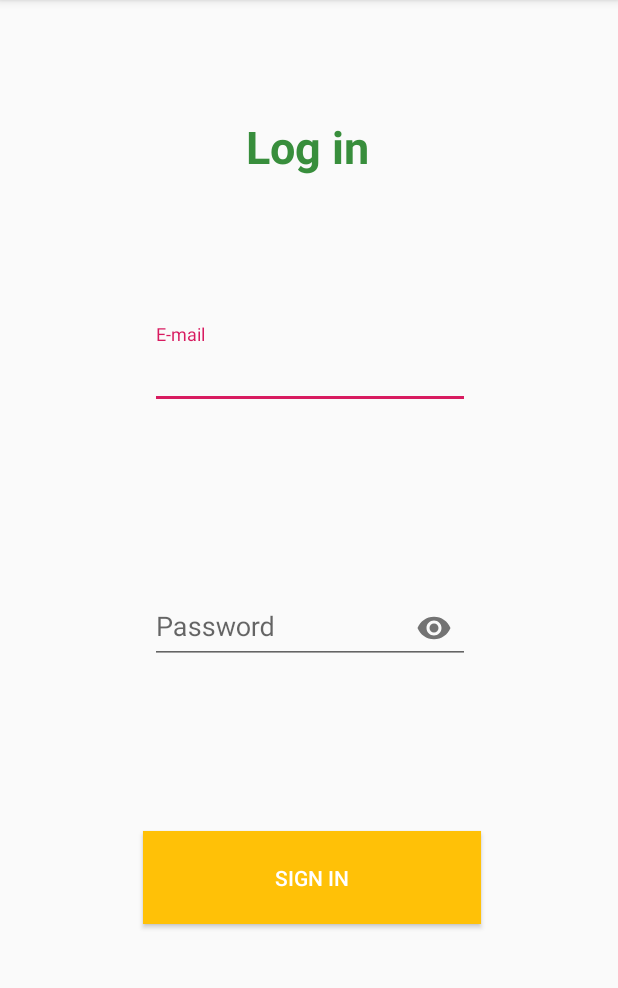
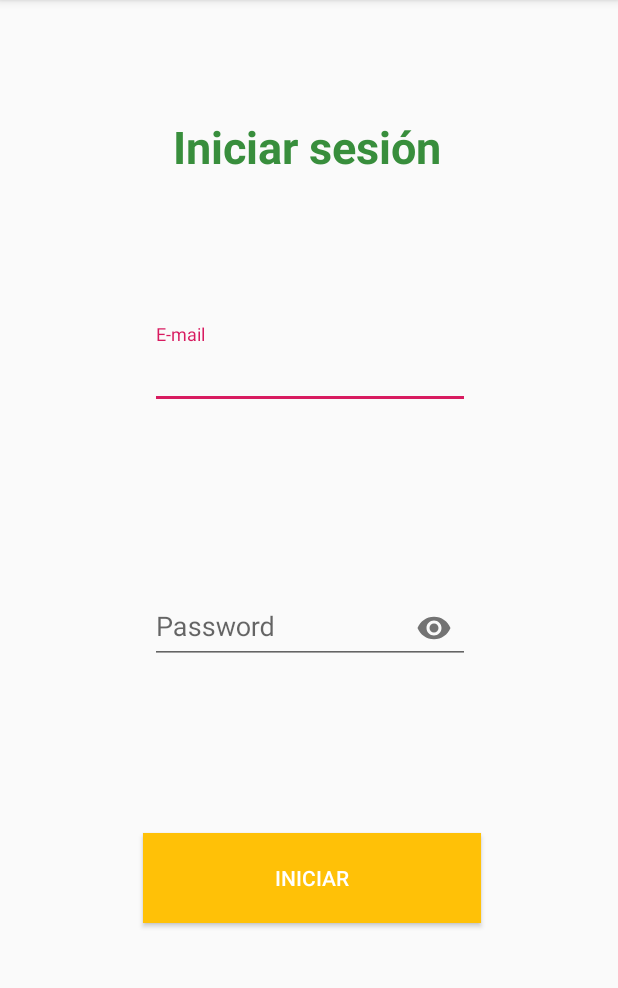
Before and after one commit to alu0100977103/BusGuideApp, an Android app: the Signup screen opened directly, with no data from a screen before it, on a phone screen of 412 x 824 dp, the part 84-1072 px from its top. Run offline under Robolectric (Android 15) with nearby library versions, the phone set to English and light mode, and no system bars; our stand-ins replace Firebase (no records; nobody signed in at launch, a user with empty details on screens opened directly).

Commit message:
Aplicación solo en español

```diff
--- a/app/src/main/java/com/example/asus/busguideapp/Conexion.java
+++ b/app/src/main/java/com/example/asus/busguideapp/Conexion.java
@@ -70,7 +70,6 @@ public class Conexion extends AppCompatActivity {
         buscar.setOnClickListener(new View.OnClickListener() {
             @Override
             public void onClick(View v) {
-
                 listview = findViewById(R.id.listview);
                 listview.setAdapter(new ArrayAdapter<>(getApplication(), android.R.layout.simple_list_item_1, mDeviceList));
             }
--- a/app/src/main/java/com/example/asus/busguideapp/Inicio.java
+++ b/app/src/main/java/com/example/asus/busguideapp/Inicio.java
@@ -130,6 +130,7 @@ public class Inicio extends AppCompatActivity implements View.OnClickListener {
                                 cambiar.putExtra("Salida", aux_salida);
                                 cambiar.putExtra("Datos", aux);
                                 startActivity(cambiar);
+                                //finish();
                             }
                         }
                     }else {
@@ -144,6 +145,7 @@ public class Inicio extends AppCompatActivity implements View.OnClickListener {
                             cambiar.putExtra("Salida", inicializar);
                             cambiar.putExtra("Datos", aux);
                             startActivity(cambiar);
+                            //finish();
                         }
                     }
                 }
--- a/app/src/main/res/layout/activity_main.xml
+++ b/app/src/main/res/layout/activity_main.xml
@@ -69,7 +69,7 @@
         android:layout_marginEnd="8dp"
         android:layout_marginBottom="8dp"
         android:background="@color/Colorbuttom"
-        android:text="Sign in"
+        android:text="Registrar"
         android:textColor="@color/Colorblanco"
         app:layout_constraintBottom_toBottomOf="parent"
         app:layout_constraintEnd_toEndOf="parent"
@@ -88,7 +88,7 @@
         android:layout_marginEnd="8dp"
         android:layout_marginBottom="8dp"
         android:background="@color/Colorbuttom"
-        android:text="Sign up"
+        android:text="Iniciar Sesión"
         android:textColor="@color/Colorblanco"
         app:layout_constraintBottom_toBottomOf="parent"
         app:layout_constraintEnd_toEndOf="parent"
--- a/app/src/main/res/layout/detected.xml
+++ b/app/src/main/res/layout/detected.xml
@@ -14,7 +14,7 @@
         android:layout_marginTop="8dp"
         android:layout_marginEnd="8dp"
         android:layout_marginBottom="8dp"
-        android:text="Stop Beacon Detected"
+        android:text="Beacon detectado"
         android:textAlignment="center"
         android:textColor="@color/Colorrojo"
         android:textSize="30dp"
--- a/app/src/main/res/layout/insign.xml
+++ b/app/src/main/res/layout/insign.xml
@@ -16,8 +16,8 @@
         android:layout_marginEnd="8dp"
         android:layout_marginBottom="8dp"
         android:background="@color/Colorbuttom"
-        android:text="Sign in"
         android:onClick="registrar"
+        android:text="Registrar"
         android:textColor="@color/Colorblanco"
         app:layout_constraintBottom_toBottomOf="parent"
         app:layout_constraintEnd_toEndOf="parent"
@@ -49,7 +49,7 @@
         android:layout_marginTop="8dp"
         android:layout_marginEnd="8dp"
         android:layout_marginBottom="8dp"
-        android:text="Create an account"
+        android:text="Crea una cuenta"
         android:textColor="@color/Colortitulo"
         android:textColorLink="@color/Colortitulo"
         android:textSize="30dp"
--- a/app/src/main/res/layout/start.xml
+++ b/app/src/main/res/layout/start.xml
@@ -12,7 +12,7 @@
         android:layout_marginTop="8dp"
         android:layout_marginEnd="8dp"
         android:layout_marginBottom="8dp"
-        android:text="Destination"
+        android:text="Destino"
         android:textColor="@color/Colortitulo"
         android:textColorLink="@color/Colortitulo"
         android:textSize="30dp"
@@ -31,7 +31,7 @@
         android:layout_marginTop="8dp"
         android:layout_marginEnd="8dp"
         android:layout_marginBottom="8dp"
-        android:text="Start"
+        android:text="Salida"
         android:textColor="@color/Colortitulo"
         android:textColorLink="@color/Colortitulo"
         android:textSize="30dp"
@@ -46,7 +46,7 @@
     <Button
         android:id="@+id/buscar"
         android:layout_width="225dp"
-        android:layout_height="62dp"
+        android:layout_height="52dp"
         android:layout_marginStart="8dp"
         android:layout_marginTop="8dp"
         android:layout_marginEnd="8dp"
--- a/app/src/main/res/layout/upsign.xml
+++ b/app/src/main/res/layout/upsign.xml
@@ -2,20 +2,20 @@
 <android.support.constraint.ConstraintLayout
     xmlns:android="http://schemas.android.com/apk/res/android"
     xmlns:app="http://schemas.android.com/apk/res-auto"
-    xmlns:tools="http://schemas.android.com/tools"
     android:layout_width="match_parent"
     android:layout_height="match_parent">
 
     <Button
         android:id="@+id/signup"
         android:layout_width="225dp"
-        android:layout_height="62dp"
+        android:layout_height="60dp"
         android:layout_marginStart="8dp"
         android:layout_marginTop="8dp"
         android:layout_marginEnd="8dp"
         android:layout_marginBottom="8dp"
         android:background="@color/Colorbuttom"
-        android:text="Sign in"
+        android:onClick="iniciar"
+        android:text="@string/iniciar"
         android:textColor="@color/Colorblanco"
         app:layout_constraintBottom_toBottomOf="parent"
         app:layout_constraintEnd_toEndOf="parent"
@@ -32,11 +32,11 @@
         android:layout_marginTop="8dp"
         android:layout_marginEnd="8dp"
         android:layout_marginBottom="8dp"
-        android:text="Log in"
+        android:text="@string/sesion"
         android:textAlignment="center"
         android:textColor="@color/Colortitulo"
         android:textColorLink="@color/Colortitulo"
-        android:textSize="30dp"
+        android:textSize="30sp"
         android:textStyle="bold"
         app:layout_constraintBottom_toBottomOf="parent"
         app:layout_constraintEnd_toEndOf="parent"
--- a/app/src/main/res/values/strings.xml
+++ b/app/src/main/res/values/strings.xml
@@ -6,4 +6,6 @@
     <string name="buscar">buscar</string>
     <string name="j">Device found =</string>
     <string name="correcto"> Okey</string>
+    <string name="sesion"> Iniciar sesión</string>
+
 </resources>
```
Also changed, not shown: app/src/main/res/layout/welcome.xml (+3 -4 lines).
